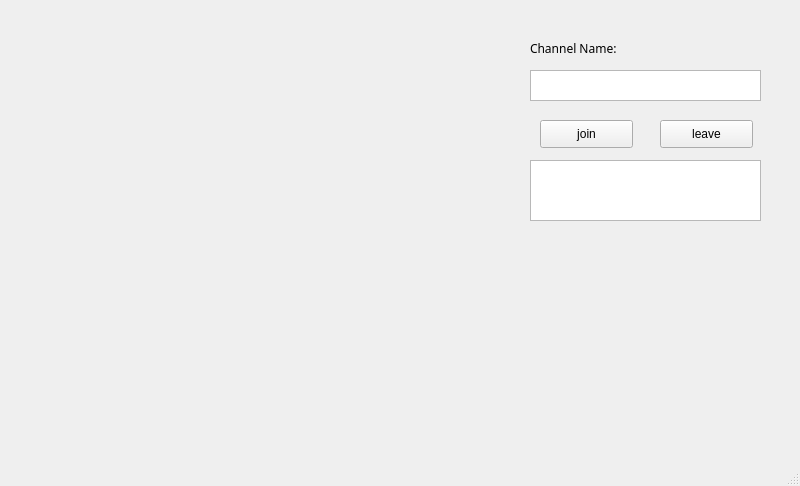
First picture: the form in MainWindow.ui, repository AgoraIO-Community/Agora-Python-QuickStart, before the edit.
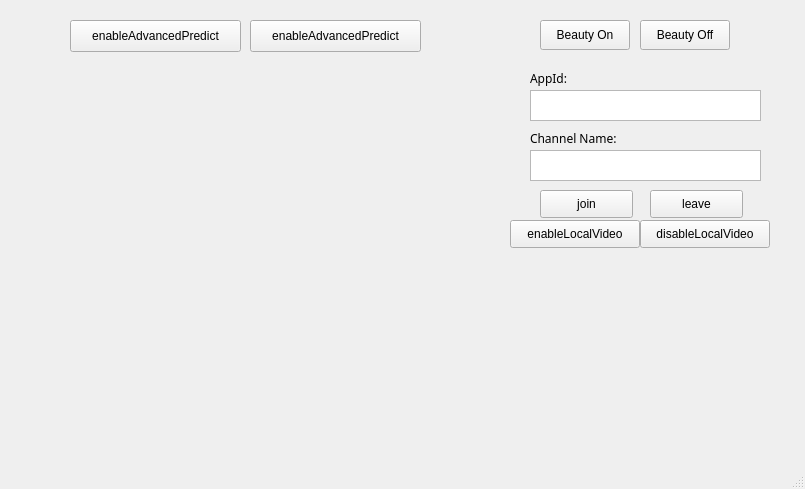
Second picture: the form after the edit.

Patch:
```diff
--- a/MainWindow.ui
+++ b/MainWindow.ui
@@ -6,8 +6,8 @@
    <rect>
     <x>0</x>
     <y>0</y>
-    <width>800</width>
-    <height>486</height>
+    <width>805</width>
+    <height>489</height>
    </rect>
   </property>
   <property name="windowTitle">
@@ -18,7 +18,7 @@
     <property name="geometry">
      <rect>
       <x>530</x>
-      <y>70</y>
+      <y>150</y>
       <width>231</width>
       <height>31</height>
      </rect>
@@ -36,7 +36,7 @@
     <property name="geometry">
      <rect>
       <x>530</x>
-      <y>40</y>
+      <y>130</y>
       <width>111</width>
       <height>16</height>
      </rect>
@@ -54,7 +54,7 @@
     <property name="geometry">
      <rect>
       <x>540</x>
-      <y>120</y>
+      <y>190</y>
       <width>93</width>
       <height>28</height>
      </rect>
@@ -66,8 +66,8 @@
    <widget class="QPushButton" name="leaveButton">
     <property name="geometry">
      <rect>
-      <x>660</x>
-      <y>120</y>
+      <x>650</x>
+      <y>190</y>
       <width>93</width>
       <height>28</height>
      </rect>
@@ -80,9 +80,9 @@
     <property name="geometry">
      <rect>
       <x>520</x>
-      <y>250</y>
+      <y>260</y>
       <width>251</width>
-      <height>171</height>
+      <height>161</height>
      </rect>
     </property>
     <layout class="QGridLayout" name="gridLayout">
@@ -95,21 +95,125 @@
     <property name="geometry">
      <rect>
       <x>20</x>
-      <y>30</y>
+      <y>60</y>
       <width>471</width>
-      <height>391</height>
+      <height>351</height>
      </rect>
     </property>
     <layout class="QGridLayout" name="gridLayout_2"/>
    </widget>
-   <widget class="QTextEdit" name="objectText">
+   <widget class="QPushButton" name="disableButton">
     <property name="geometry">
      <rect>
+      <x>640</x>
+      <y>220</y>
+      <width>130</width>
+      <height>28</height>
+     </rect>
+    </property>
+    <property name="text">
+     <string>disableLocalVideo</string>
+    </property>
+   </widget>
+   <widget class="QPushButton" name="enableButton">
+    <property name="geometry">
+     <rect>
+      <x>510</x>
+      <y>220</y>
+      <width>130</width>
+      <height>28</height>
+     </rect>
+    </property>
+    <property name="text">
+     <string>enableLocalVideo</string>
+    </property>
+   </widget>
+   <widget class="QPushButton" name="beauty_on_btn">
+    <property name="geometry">
+     <rect>
+      <x>540</x>
+      <y>20</y>
+      <width>90</width>
+      <height>30</height>
+     </rect>
+    </property>
+    <property name="text">
+     <string>Beauty On</string>
+    </property>
+   </widget>
+   <widget class="QPushButton" name="beauty_off_btn">
+    <property name="geometry">
+     <rect>
+      <x>640</x>
+      <y>20</y>
+      <width>90</width>
+      <height>30</height>
+     </rect>
+    </property>
+    <property name="text">
+     <string>Beauty Off</string>
+    </property>
+   </widget>
+   <widget class="QLabel" name="label_2">
+    <property name="geometry">
+     <rect>
       <x>530</x>
-      <y>160</y>
+      <y>70</y>
+      <width>111</width>
+      <height>16</height>
+     </rect>
+    </property>
+    <property name="font">
+     <font>
+      <family>微软雅黑 Light</family>
+     </font>
+    </property>
+    <property name="text">
+     <string>AppId:</string>
+    </property>
+   </widget>
+   <widget class="QTextEdit" name="appIdEdit">
+    <property name="geometry">
+     <rect>
+      <x>530</x>
+      <y>90</y>
       <width>231</width>
-      <height>61</height>
+      <height>31</height>
      </rect>
+    </property>
+    <property name="font">
+     <font>
+      <family>微软雅黑 Light</family>
+     </font>
+    </property>
+    <property name="cursor" stdset="0">
+     <cursorShape>ArrowCursor</cursorShape>
+    </property>
+   </widget>
+   <widget class="QPushButton" name="enable_ap_btn">
+    <property name="geometry">
+     <rect>
+      <x>70</x>
+      <y>20</y>
+      <width>171</width>
+      <height>32</height>
+     </rect>
+    </property>
+    <property name="text">
+     <string>enableAdvancedPredict</string>
+    </property>
+   </widget>
+   <widget class="QPushButton" name="disable_ap_btn">
+    <property name="geometry">
+     <rect>
+      <x>250</x>
+      <y>20</y>
+      <width>171</width>
+      <height>32</height>
+     </rect>
+    </property>
+    <property name="text">
+     <string>enableAdvancedPredict</string>
     </property>
    </widget>
   </widget>
```
Left out of the diff: 20 changed lines with no effect on the pictures.
